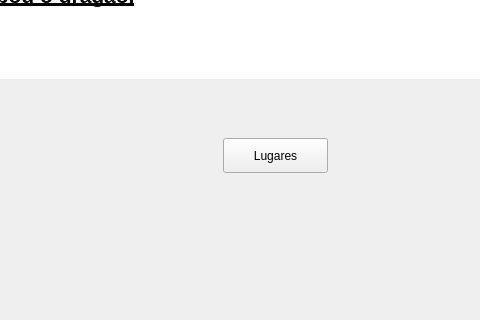
Before: the Qt Designer form ui/forthwindow.ui in eriklemy/Detetive, drawn with Qt 5; both pictures show x 437 to 917 and y 342 to 662 of the 1366 by 768 pixel window.
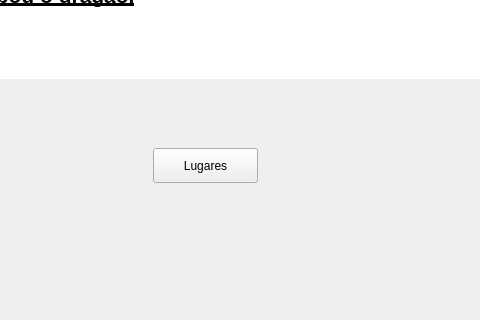
After: the same form once the commit is applied.

Diff of the .ui file:
```diff
--- a/ui/forthwindow.ui
+++ b/ui/forthwindow.ui
@@ -48,8 +48,8 @@
    <widget class="QPushButton" name="pushContinueButton">
     <property name="geometry">
      <rect>
-      <x>660</x>
-      <y>480</y>
+      <x>590</x>
+      <y>490</y>
       <width>105</width>
       <height>35</height>
      </rect>
```
